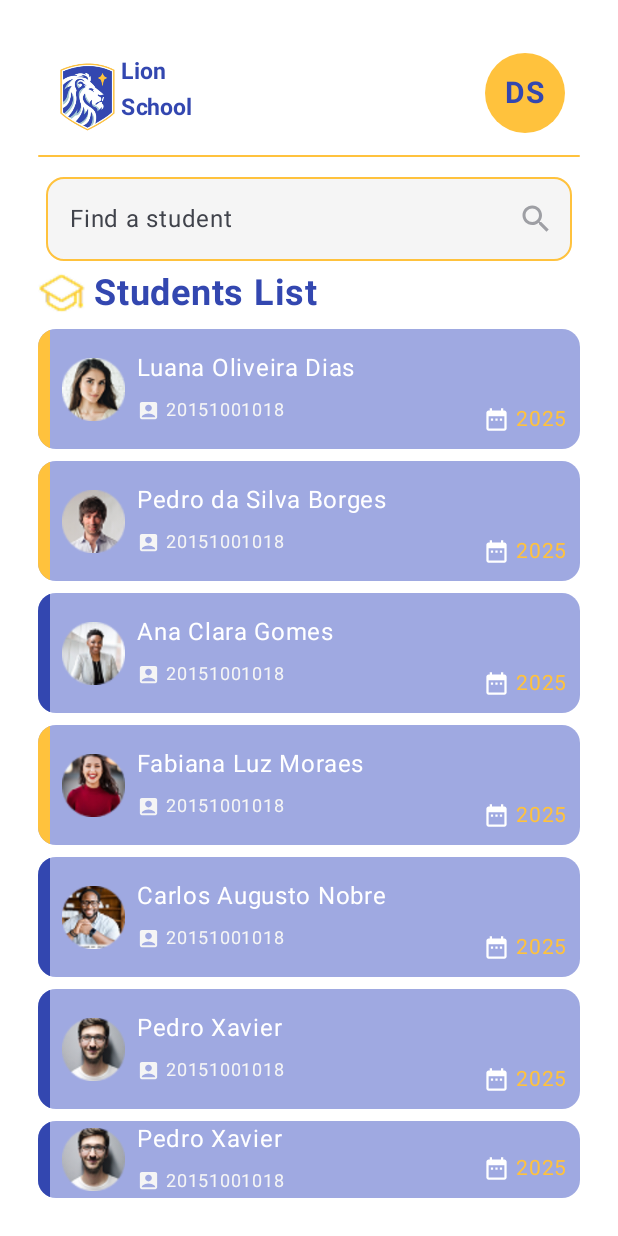
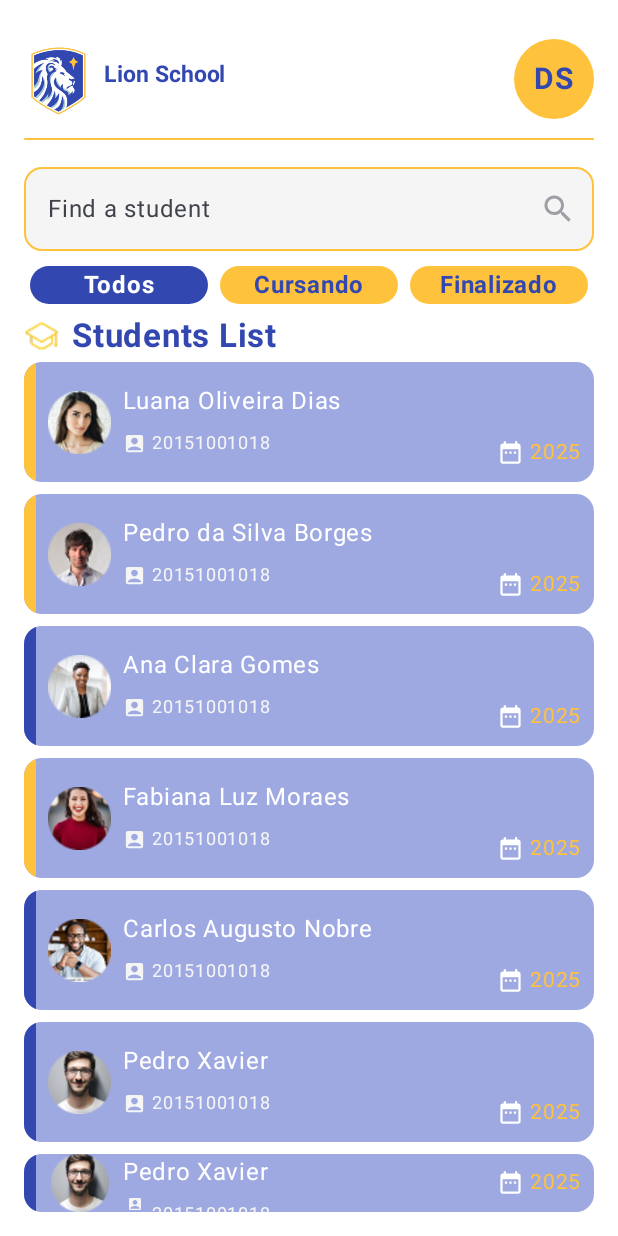
Before and after one commit to D4NIELT0RRES/LionSchool_NEW, an Android app built with Jetpack Compose: the composable estudanteScreen shown on its own in the app's theme, on a phone screen of 412 x 824 dp. Run offline under Robolectric (Android 15) with nearby library versions, the phone set to English and light mode, and no system bars.

Commit message:
Finalizando detalhes finais

```diff
--- a/app/src/main/java/com/example/lionschool/screens/EstudanteScreen.kt
+++ b/app/src/main/java/com/example/lionschool/screens/EstudanteScreen.kt
@@ -1,28 +1,10 @@
-package com.example.lionschool.screens
-
 import androidx.compose.foundation.Image
 import androidx.compose.foundation.background
-import androidx.compose.foundation.layout.Arrangement
-import androidx.compose.foundation.layout.Box
-import androidx.compose.foundation.layout.Column
-import androidx.compose.foundation.layout.Row
-import androidx.compose.foundation.layout.Spacer
-import androidx.compose.foundation.layout.fillMaxHeight
-import androidx.compose.foundation.layout.fillMaxSize
-import androidx.compose.foundation.layout.fillMaxWidth
-import androidx.compose.foundation.layout.height
-import androidx.compose.foundation.layout.padding
-import androidx.compose.foundation.layout.size
-import androidx.compose.foundation.layout.width
+import androidx.compose.foundation.layout.*
 import androidx.compose.foundation.shape.RoundedCornerShape
 import androidx.compose.material.icons.Icons
 import androidx.compose.material.icons.filled.Search
-import androidx.compose.material3.Card
-import androidx.compose.material3.CardDefaults
-import androidx.compose.material3.Icon
-import androidx.compose.material3.OutlinedTextField
-import androidx.compose.material3.OutlinedTextFieldDefaults
-import androidx.compose.material3.Text
+import androidx.compose.material3.*
 import androidx.compose.runtime.Composable
 import androidx.compose.ui.Alignment
 import androidx.compose.ui.Modifier
@@ -30,7 +12,6 @@ import androidx.compose.ui.graphics.Color
 import androidx.compose.ui.res.colorResource
 import androidx.compose.ui.res.painterResource
 import androidx.compose.ui.res.stringResource
-import androidx.compose.ui.text.font.FontFamily
 import androidx.compose.ui.text.font.FontWeight
 import androidx.compose.ui.tooling.preview.Preview
 import androidx.compose.ui.unit.dp
@@ -40,28 +21,26 @@ import com.example.lionschool.screens.components.estudanteComponents
 
 @Composable
 fun estudanteScreen() {
-
     Box(
         modifier = Modifier
             .fillMaxSize()
             .background(Color.White),
         contentAlignment = Alignment.BottomCenter
-    ){
-        Column (
+    ) {
+        Column(
             modifier = Modifier
                 .fillMaxSize()
-                .padding(25.dp),
+                .padding(16.dp),
             horizontalAlignment = Alignment.CenterHorizontally
-        ){
-            Row (
+        ) {
+            // Cabeçalho com logo e DS
+            Row(
                 modifier = Modifier
                     .fillMaxWidth()
-                    .padding(10.dp),
+                    .padding(vertical = 10.dp),
                 horizontalArrangement = Arrangement.SpaceBetween
-            ){
-                Row (
-                    verticalAlignment = Alignment.CenterVertically
-                ){
+            ) {
+                Row(verticalAlignment = Alignment.CenterVertically) {
                     Image(
                         painter = painterResource(R.drawable.logo),
                         contentDescription = stringResource(R.string.name_school),
@@ -75,26 +54,22 @@ fun estudanteScreen() {
                         fontSize = 15.sp,
                         color = colorResource(R.color.blue),
                         fontWeight = FontWeight.Bold,
-                        fontFamily = FontFamily.Default,
                         modifier = Modifier
-                            .width(50.dp)
-                            .padding(bottom = 10.dp)
+                            .padding(start = 8.dp, bottom = 10.dp)
                     )
                 }
-                Card (
-                    modifier = Modifier
-                        .width(53.dp)
-                        .height(53.dp),
-                    shape = RoundedCornerShape(50.dp),
+                Card(
+                    modifier = Modifier.size(53.dp),
+                    shape = RoundedCornerShape(50),
                     colors = CardDefaults.cardColors(
                         containerColor = colorResource(R.color.yellow)
                     )
-                ){
+                ) {
                     Box(
                         modifier = Modifier
-                            .fillMaxSize(),
-                        contentAlignment = Alignment.Center
-                    ){
+                            .fillMaxSize(), // Faz o Box ocupar toda a área do Card
+                        contentAlignment = Alignment.Center // Centraliza o conteúdo no centro
+                    ) {
                         Text(
                             text = stringResource(R.string.titulo_ds),
                             fontSize = 20.sp,
@@ -104,22 +79,26 @@ fun estudanteScreen() {
                     }
                 }
             }
-            Card (
+
+            // Linha amarela
+            Card(
                 modifier = Modifier
                     .height(1.dp)
                     .fillMaxWidth(),
                 colors = CardDefaults.cardColors(
                     colorResource(R.color.yellow)
                 )
-            ){}
+            ) {}
+
+            // Campo de busca
             OutlinedTextField(
                 value = "",
                 onValueChange = {},
                 modifier = Modifier
                     .fillMaxWidth()
-                    .padding(5.dp),
+                    .padding(vertical = 10.dp),
                 shape = RoundedCornerShape(12.dp),
-                label = { Text(text = stringResource(R.string.cursoEstudante))},
+                label = { Text(text = stringResource(R.string.cursoEstudante)) },
                 trailingIcon = {
                     Icon(
                         imageVector = Icons.Default.Search,
@@ -132,81 +111,164 @@ fun estudanteScreen() {
                     unfocusedContainerColor = colorResource(R.color.light_gray)
                 )
             )
-            Row (
+
+            // Botões de filtro (ajustado padding inferior)
+            Row(
                 modifier = Modifier
-                    .fillMaxWidth(),
-                horizontalArrangement = Arrangement.Start,
-                verticalAlignment = Alignment.CenterVertically
-            ){
+                    .fillMaxWidth()
+                    .padding(bottom = 4.dp),
+                horizontalArrangement = Arrangement.SpaceBetween
+            ) {
+                Row(
+                    modifier = Modifier
+                        .fillMaxWidth()
+                        .padding(bottom = 4.dp),
+                    horizontalArrangement = Arrangement.SpaceBetween
+                ) {
+                    val buttonHeight = 25.dp
+
+                    Card(
+                        modifier = Modifier
+                            .weight(1f)
+                            .padding(horizontal = 4.dp)
+                            .height(buttonHeight),
+                        shape = RoundedCornerShape(50),
+                        colors = CardDefaults.cardColors(containerColor = colorResource(R.color.blue))
+                    ) {
+                        Box(
+                            modifier = Modifier.fillMaxSize(),
+                            contentAlignment = Alignment.Center
+                        ) {
+                            Text(
+                                text = stringResource(R.string.filtro_todos),
+                                color = Color.White,
+                                fontWeight = FontWeight.Bold
+                            )
+                        }
+                    }
+
+                    Card(
+                        modifier = Modifier
+                            .weight(1f)
+                            .padding(horizontal = 4.dp)
+                            .height(buttonHeight),
+                        shape = RoundedCornerShape(50),
+                        colors = CardDefaults.cardColors(containerColor = colorResource(R.color.yellow))
+                    ) {
+                        Box(
+                            modifier = Modifier.fillMaxSize(),
+                            contentAlignment = Alignment.Center
+                        ) {
+                            Text(
+                                text = stringResource(R.string.filtro_cursando),
+                                color = colorResource(R.color.blue),
+                                fontWeight = FontWeight.Bold
+                            )
+                        }
+                    }
+
+                    Card(
+                        modifier = Modifier
+                            .weight(1f)
+                            .padding(horizontal = 4.dp)
+                            .height(buttonHeight),
+                        shape = RoundedCornerShape(50),
+                        colors = CardDefaults.cardColors(containerColor = colorResource(R.color.yellow))
+                    ) {
+                        Box(
+                            modifier = Modifier.fillMaxSize(),
+                            contentAlignment = Alignment.Center
+                        ) {
+                            Text(
+                                text = stringResource(R.string.filtro_finalizado),
+                                color = colorResource(R.color.blue),
+                                fontWeight = FontWeight.Bold
+                            )
+                        }
+                    }
+                }
+            }
+
+            // Título "Students List" (ajustado padding para reduzir espaço acima)
+            Row(
+                modifier = Modifier
+                    .fillMaxWidth()
+                    .padding(top = 0.dp, bottom = 4.dp),
+                verticalAlignment = Alignment.CenterVertically,
+                horizontalArrangement = Arrangement.Start
+            ) {
                 Image(
                     painter = painterResource(R.drawable.capelo),
                     contentDescription = "",
-                    modifier = Modifier
-                        .width(32.dp)
-                        .height(32.dp)
+                    modifier = Modifier.size(24.dp)
                 )
+                Spacer(modifier = Modifier.width(8.dp))
                 Text(
-                    text = stringResource(R.string.lista_estudante),
-                    fontSize = 24.sp,
-                    fontWeight = FontWeight.Bold,
+                    text = "Students List",
                     color = colorResource(R.color.blue),
-                    modifier = Modifier
-                        .padding(horizontal = 5.dp)
+                    fontSize = 22.sp,
+                    fontWeight = FontWeight.Bold
                 )
             }
-            val yellow = colorResource(R.color.yellow)
-            val blue = colorResource(R.color.blue)
-            Column(
-                modifier = Modifier
-                    .fillMaxHeight()
-                    .padding(top = 8.dp),
-                horizontalAlignment = Alignment.CenterHorizontally
-            ) {
+
+            // Lista de estudantes
+            Column(verticalArrangement = Arrangement.spacedBy(8.dp)) {
                 estudanteComponents(
-                    logo = painterResource(R.drawable.user),
-                    text = stringResource(R.string.user1)
+                    text = stringResource(R.string.user1),
+                    text2 = "20151001018",
+                    timer = "2022",
+                    corLateral = colorResource(R.color.yellow),
+                    logo = painterResource(R.drawable.user)
                 )
-                Spacer(modifier = Modifier.size(8.dp))
                 estudanteComponents(
-                    logo = painterResource(R.drawable.user2),
-                    text = stringResource(R.string.user2)
+                    text = stringResource(R.string.user2),
+                    text2 = "20151001018",
+                    timer = "2022",
+                    corLateral = colorResource(R.color.yellow),
+                    logo = painterResource(R.drawable.user2)
                 )
-                Spacer(modifier = Modifier.size(8.dp))
                 estudanteComponents(
-                    logo = painterResource(R.drawable.user3),
                     text = stringResource(R.string.user3),
-                    corLateral = blue
+                    text2 = "20151001018",
+                    timer = "2025",
+                    corLateral = colorResource(R.color.blue),
+                    logo = painterResource(R.drawable.user3)
                 )
-                Spacer(modifier = Modifier.size(8.dp))
                 estudanteComponents(
-                    logo = painterResource(R.drawable.user4),
-                    text = stringResource(R.string.user4)
+                    text = stringResource(R.string.user4),
+                    text2 = "20151001018",
+                    timer = "2022",
+                    corLateral = colorResource(R.color.yellow),
+                    logo = painterResource(R.drawable.user4)
                 )
-                Spacer(modifier = Modifier.size(8.dp))
                 estudanteComponents(
-                    logo = painterResource(R.drawable.user5),
                     text = stringResource(R.string.user5),
-                    corLateral = blue
+                    text2 = "20151001018",
+                    timer = "2025",
+                    corLateral = colorResource(R.color.blue),
+                    logo = painterResource(R.drawable.user5)
                 )
-                Spacer(modifier = Modifier.size(8.dp))
                 estudanteComponents(
-                    logo = painterResource(R.drawable.user6),
                     text = stringResource(R.string.user6),
-                    corLateral = blue
+                    text2 = "20151001018",
+                    timer = "2025",
+                    corLateral = colorResource(R.color.blue),
+                    logo = painterResource(R.drawable.user6)
                 )
-                Spacer(modifier = Modifier.size(8.dp))
                 estudanteComponents(
-                    logo = painterResource(R.drawable.user6),
                     text = stringResource(R.string.user6),
-                    corLateral = blue
+                    text2 = "20151001018",
+                    timer = "2025",
+                    corLateral = colorResource(R.color.blue),
+                    logo = painterResource(R.drawable.user6)
                 )
             }
         }
     }
 }
 
-@Preview(showSystemUi = true)
+@Preview
 @Composable
-private fun estudanteScreenPreview() {
+private fun estudanteScrenPreview() {
     estudanteScreen()
 }
--- a/app/src/main/res/values/strings.xml
+++ b/app/src/main/res/values/strings.xml
@@ -46,6 +46,9 @@
     <string name="number4"></string>
     <string name="number5"></string>
     <string name="number6"></string>
+    <string name="filtro_todos">Todos</string>
+    <string name="filtro_cursando">Cursando</string>
+    <string name="filtro_finalizado">Finalizado</string>
 
 
 
```
